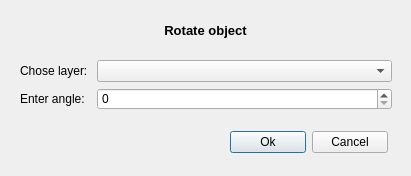
First picture: the form in Rotate_Objects_dialog_base.ui, repository VeraPl/Rotate-objects-in-QGIS, before the edit.
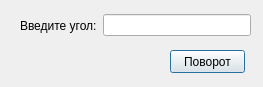
Second picture: the form after the edit. Custom widgets are drawn as their Qt base class.

```diff
--- a/Rotate_Objects_dialog_base.ui
+++ b/Rotate_Objects_dialog_base.ui
@@ -6,109 +6,49 @@
    <rect>
     <x>0</x>
     <y>0</y>
-    <width>411</width>
-    <height>176</height>
+    <width>263</width>
+    <height>87</height>
    </rect>
   </property>
   <property name="windowTitle">
    <string>Rotate Object</string>
   </property>
-  <widget class="QLabel" name="label">
+  <widget class="QWidget" name="">
    <property name="geometry">
     <rect>
      <x>20</x>
      <y>10</y>
-     <width>371</width>
-     <height>41</height>
+     <width>231</width>
+     <height>31</height>
     </rect>
    </property>
-   <property name="font">
-    <font>
-     <pointsize>10</pointsize>
-     <weight>75</weight>
-     <bold>true</bold>
-     <stylestrategy>PreferDefault</stylestrategy>
-    </font>
-   </property>
-   <property name="text">
-    <string>Rotate object</string>
-   </property>
-   <property name="alignment">
-    <set>Qt::AlignCenter</set>
-   </property>
-  </widget>
-  <widget class="QWidget" name="layoutWidget">
-   <property name="geometry">
-    <rect>
-     <x>20</x>
-     <y>60</y>
-     <width>372</width>
-     <height>50</height>
-    </rect>
-   </property>
-   <layout class="QGridLayout" name="gridLayout">
-    <item row="0" column="0">
-     <widget class="QLabel" name="label_layer">
-      <property name="sizePolicy">
-       <sizepolicy hsizetype="Fixed" vsizetype="Preferred">
-        <horstretch>0</horstretch>
-        <verstretch>0</verstretch>
-       </sizepolicy>
-      </property>
-      <property name="text">
-       <string>Chose layer: </string>
-      </property>
-     </widget>
-    </item>
-    <item row="1" column="0">
+   <layout class="QHBoxLayout" name="horizontalLayout_2">
+    <item>
      <widget class="QLabel" name="label_angle">
       <property name="text">
-       <string>Enter angle:</string>
+       <string>Введите угол:</string>
       </property>
      </widget>
     </item>
-    <item row="1" column="1">
-     <widget class="QSpinBox" name="angle"/>
-    </item>
-    <item row="0" column="1">
-     <widget class="QgsMapLayerComboBox" name="layer"/>
+    <item>
+     <widget class="QLineEdit" name="angle"/>
     </item>
    </layout>
   </widget>
-  <widget class="QWidget" name="">
+  <widget class="QPushButton" name="btn_ok">
    <property name="geometry">
     <rect>
-     <x>230</x>
-     <y>130</y>
-     <width>158</width>
-     <height>25</height>
+     <x>170</x>
+     <y>50</y>
+     <width>75</width>
+     <height>23</height>
     </rect>
    </property>
-   <layout class="QHBoxLayout" name="horizontalLayout">
-    <item>
-     <widget class="QPushButton" name="btn_ok">
-      <property name="text">
-       <string>Ok</string>
-      </property>
-     </widget>
-    </item>
-    <item>
-     <widget class="QPushButton" name="btn_cancel">
-      <property name="text">
-       <string>Cancel</string>
-      </property>
-     </widget>
-    </item>
-   </layout>
+   <property name="text">
+    <string>Поворот</string>
+   </property>
   </widget>
  </widget>
- <customwidgets>
-  <customwidget>
-   <class>QgsMapLayerComboBox</class>
-   <extends>QComboBox</extends>
-   <header>qgsmaplayercombobox.h</header>
-  </customwidget>
- </customwidgets>
  <resources/>
  <connections/>
 </ui>
```
